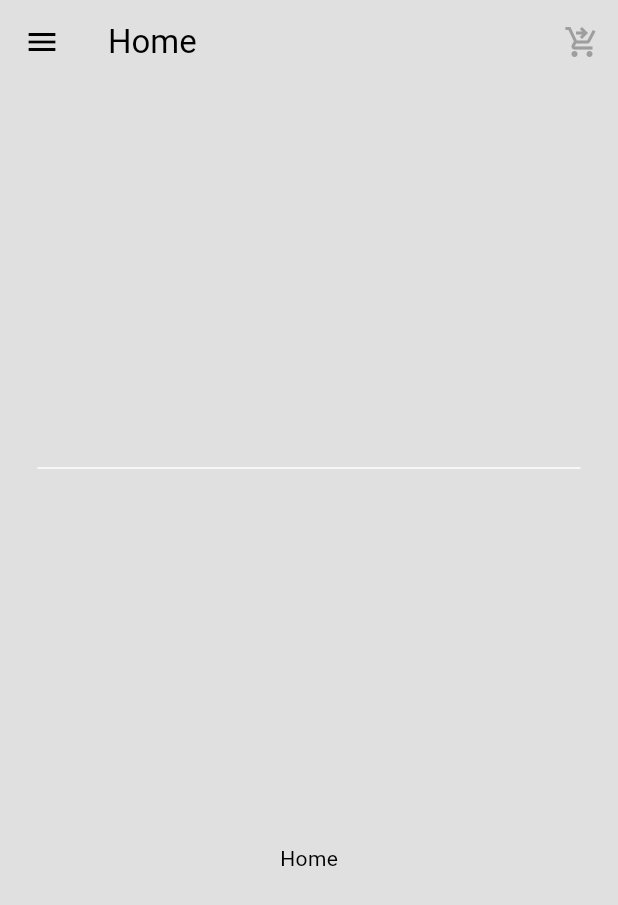
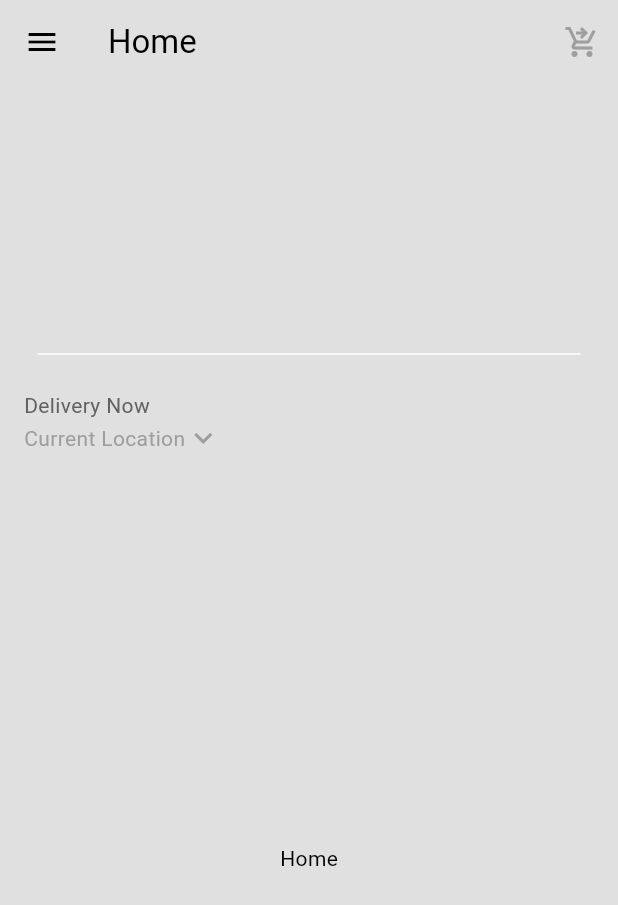
Before and after one commit to salahbm/junkie, a Flutter app: the Home screen opened directly, on a phone screen of 412 x 824 dp. Shown: the top 905 px of the screen. Run offline on Flutter 3.47's test engine with Material 3 defaults, Android fonts, the light colour scheme and no system bars.

Commit message:
[add]: curr location

```diff
--- /dev/null
+++ b/lib/components/curr_location.dart
@@ -0,0 +1,59 @@
+import 'package:flutter/material.dart';
+
+class CurrLocation extends StatelessWidget {
+  const CurrLocation({super.key});
+
+  void openLocation(BuildContext context) {
+    showDialog(
+      context: context,
+      builder: (context) => AlertDialog(
+        title: const Text('Your Location'),
+        content: const TextField(
+          decoration: InputDecoration(hintText: 'Search address...'),
+        ),
+        actions: <Widget>[
+          TextButton(
+            onPressed: () {
+              Navigator.of(context).pop(); // Close the dialog
+            },
+            child: const Text('Cancel'),
+          ),
+          TextButton(
+            onPressed: () {
+              // TODO: Implement search logic
+              Navigator.of(context).pop(); // Close the dialog after search
+            },
+            child: const Text('Search'),
+          ),
+        ],
+      ),
+    );
+  }
+
+  @override
+  Widget build(BuildContext context) {
+    return Padding(
+        padding: const EdgeInsets.all(16.0),
+        child: Column(
+          crossAxisAlignment: CrossAxisAlignment.start,
+          children: [
+            Text('Delivery Now',
+                style: TextStyle(
+                    color: Theme.of(context).colorScheme.inversePrimary)),
+            GestureDetector(
+              onTap: () => openLocation(context),
+              child: Row(
+                children: [
+                  Text('Current Location',
+                      style: TextStyle(
+                          color: Theme.of(context).colorScheme.primary)),
+                  // drop down menu
+                  Icon(Icons.keyboard_arrow_down,
+                      color: Theme.of(context).colorScheme.primary)
+                ],
+              ),
+            )
+          ],
+        ));
+  }
+}
--- a/lib/screens/home/home.dart
+++ b/lib/screens/home/home.dart
@@ -1,4 +1,5 @@
 import 'package:flutter/material.dart';
+import 'package:junkie/components/curr_location.dart';
 import 'package:junkie/components/drawer.dart';
 import 'package:junkie/components/silver_bar.dart';
 
@@ -26,9 +27,9 @@
                       indent: 25,
                       endIndent: 25,
                       color: Theme.of(context).colorScheme.tertiary,
-                    )
+                    ),
                     // my curr location
-
+                    const CurrLocation(),
                     // description box
                   ],
                 ))
```
